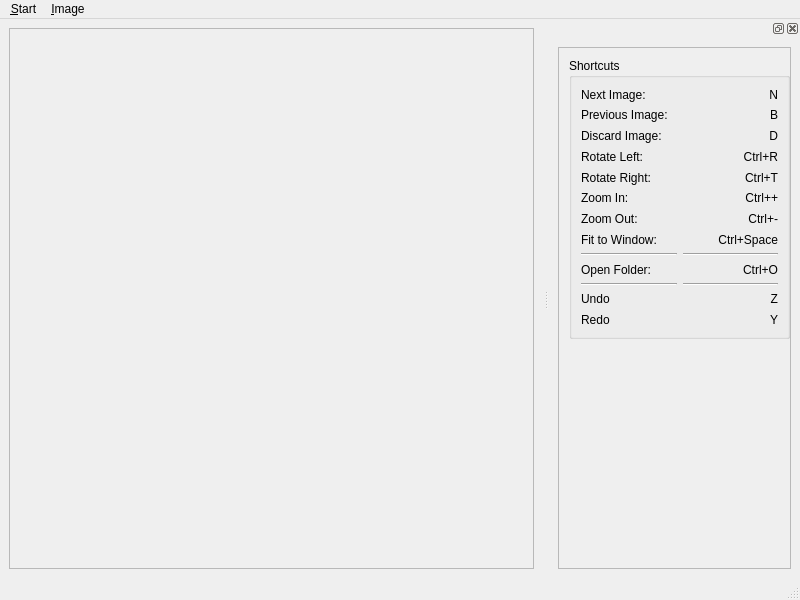
Before: the Qt Designer form qt/mainWindow.ui in nanomoomug/photoChooser, drawn with Qt 5.
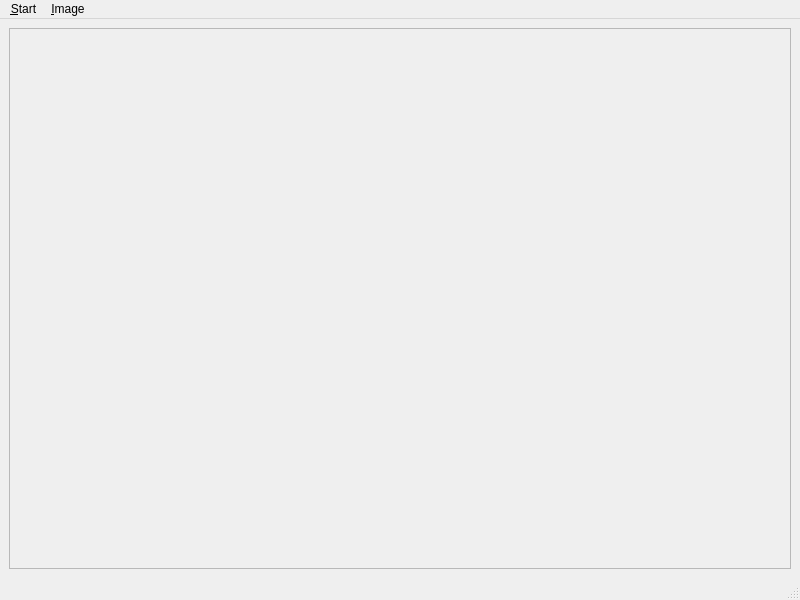
After: the same form once the commit is applied.

Commit message: Removed dockWidget. Too ugly.

The edit to the form file:
```diff
--- a/qt/mainWindow.ui
+++ b/qt/mainWindow.ui
@@ -25,7 +25,7 @@
         <rect>
          <x>0</x>
          <y>0</y>
-         <width>515</width>
+         <width>780</width>
          <height>533</height>
         </rect>
        </property>
@@ -92,295 +92,6 @@
    <addaction name="menuImage"/>
   </widget>
   <widget class="QStatusBar" name="statusbar"/>
-  <widget class="QDockWidget" name="dockWidget">
-   <property name="sizePolicy">
-    <sizepolicy hsizetype="Preferred" vsizetype="Preferred">
-     <horstretch>0</horstretch>
-     <verstretch>0</verstretch>
-    </sizepolicy>
-   </property>
-   <property name="minimumSize">
-    <size>
-     <width>251</width>
-     <height>121</height>
-    </size>
-   </property>
-   <property name="floating">
-    <bool>false</bool>
-   </property>
-   <property name="allowedAreas">
-    <set>Qt::NoDockWidgetArea</set>
-   </property>
-   <attribute name="dockWidgetArea">
-    <number>2</number>
-   </attribute>
-   <widget class="QWidget" name="dockWidgetContents">
-    <layout class="QHBoxLayout" name="horizontalLayout">
-     <item>
-      <widget class="QScrollArea" name="scrollArea_dock">
-       <property name="sizePolicy">
-        <sizepolicy hsizetype="Preferred" vsizetype="Expanding">
-         <horstretch>0</horstretch>
-         <verstretch>0</verstretch>
-        </sizepolicy>
-       </property>
-       <property name="lineWidth">
-        <number>0</number>
-       </property>
-       <property name="widgetResizable">
-        <bool>true</bool>
-       </property>
-       <widget class="QWidget" name="scrollAreaWidgetContents_2">
-        <property name="geometry">
-         <rect>
-          <x>0</x>
-          <y>0</y>
-          <width>239</width>
-          <height>508</height>
-         </rect>
-        </property>
-        <widget class="QGroupBox" name="groupBox">
-         <property name="geometry">
-          <rect>
-           <x>10</x>
-           <y>10</y>
-           <width>221</width>
-           <height>281</height>
-          </rect>
-         </property>
-         <property name="maximumSize">
-          <size>
-           <width>16777215</width>
-           <height>16777215</height>
-          </size>
-         </property>
-         <property name="title">
-          <string>Shortcuts</string>
-         </property>
-         <layout class="QGridLayout" name="gridLayout">
-          <item row="0" column="0">
-           <widget class="QLabel" name="label">
-            <property name="text">
-             <string>Next Image:</string>
-            </property>
-           </widget>
-          </item>
-          <item row="0" column="1">
-           <widget class="QLabel" name="nextImage">
-            <property name="text">
-             <string>N</string>
-            </property>
-            <property name="alignment">
-             <set>Qt::AlignRight|Qt::AlignTrailing|Qt::AlignVCenter</set>
-            </property>
-           </widget>
-          </item>
-          <item row="1" column="0">
-           <widget class="QLabel" name="label_3">
-            <property name="text">
-             <string>Previous Image:</string>
-            </property>
-           </widget>
-          </item>
-          <item row="1" column="1">
-           <widget class="QLabel" name="previousImage">
-            <property name="text">
-             <string>B</string>
-            </property>
-            <property name="alignment">
-             <set>Qt::AlignRight|Qt::AlignTrailing|Qt::AlignVCenter</set>
-            </property>
-           </widget>
-          </item>
-          <item row="2" column="0">
-           <widget class="QLabel" name="label_5">
-            <property name="text">
-             <string>Discard Image:</string>
-            </property>
-           </widget>
-          </item>
-          <item row="2" column="1">
-           <widget class="QLabel" name="discardImage">
-            <property name="text">
-             <string>D</string>
-            </property>
-            <property name="alignment">
-             <set>Qt::AlignRight|Qt::AlignTrailing|Qt::AlignVCenter</set>
-            </property>
-           </widget>
-          </item>
-          <item row="3" column="0">
-           <widget class="QLabel" name="label_7">
-            <property name="text">
-             <string>Rotate Left:</string>
-            </property>
-           </widget>
-          </item>
-          <item row="3" column="1">
-           <widget class="QLabel" name="rotateLeft">
-            <property name="text">
-             <string>Ctrl+R</string>
-            </property>
-            <property name="alignment">
-             <set>Qt::AlignRight|Qt::AlignTrailing|Qt::AlignVCenter</set>
-            </property>
-           </widget>
-          </item>
-          <item row="4" column="0">
-           <widget class="QLabel" name="label_9">
-            <property name="text">
-             <string>Rotate Right:</string>
-            </property>
-           </widget>
-          </item>
-          <item row="4" column="1">
-           <widget class="QLabel" name="rotateRight">
-            <property name="text">
-             <string>Ctrl+T</string>
-            </property>
-            <property name="alignment">
-             <set>Qt::AlignRight|Qt::AlignTrailing|Qt::AlignVCenter</set>
-            </property>
-           </widget>
-          </item>
-          <item row="5" column="0">
-           <widget class="QLabel" name="label_11">
-            <property name="text">
-             <string>Zoom In:</string>
-            </property>
-           </widget>
-          </item>
-          <item row="5" column="1">
-           <widget class="QLabel" name="zoomIn">
-            <property name="text">
-             <string>Ctrl++</string>
-            </property>
-            <property name="alignment">
-             <set>Qt::AlignRight|Qt::AlignTrailing|Qt::AlignVCenter</set>
-            </property>
-           </widget>
-          </item>
-          <item row="6" column="0">
-           <widget class="QLabel" name="label_13">
-            <property name="text">
-             <string>Zoom Out:</string>
-            </property>
-           </widget>
-          </item>
-          <item row="6" column="1">
-           <widget class="QLabel" name="zoomOut">
-            <property name="text">
-             <string>Ctrl+-</string>
-            </property>
-            <property name="alignment">
-             <set>Qt::AlignRight|Qt::AlignTrailing|Qt::AlignVCenter</set>
-            </property>
-           </widget>
-          </item>
-          <item row="7" column="0">
-           <widget class="QLabel" name="label_15">
-            <property name="text">
-             <string>Fit to Window:</string>
-            </property>
-           </widget>
-          </item>
-          <item row="7" column="1">
-           <widget class="QLabel" name="fitToWindow">
-            <property name="text">
-             <string>Ctrl+Space</string>
-            </property>
-            <property name="alignment">
-             <set>Qt::AlignRight|Qt::AlignTrailing|Qt::AlignVCenter</set>
-            </property>
-           </widget>
-          </item>
-          <item row="10" column="0">
-           <widget class="QLabel" name="label_17">
-            <property name="text">
-             <string>Open Folder:</string>
-            </property>
-           </widget>
-          </item>
-          <item row="10" column="1">
-           <widget class="QLabel" name="openFolder">
-            <property name="text">
-             <string>Ctrl+O</string>
-            </property>
-            <property name="alignment">
-             <set>Qt::AlignRight|Qt::AlignTrailing|Qt::AlignVCenter</set>
-            </property>
-           </widget>
-          </item>
-          <item row="9" column="0">
-           <widget class="Line" name="line">
-            <property name="orientation">
-             <enum>Qt::Horizontal</enum>
-            </property>
-           </widget>
-          </item>
-          <item row="9" column="1">
-           <widget class="Line" name="line_2">
-            <property name="orientation">
-             <enum>Qt::Horizontal</enum>
-            </property>
-           </widget>
-          </item>
-          <item row="11" column="0">
-           <widget class="Line" name="line_3">
-            <property name="orientation">
-             <enum>Qt::Horizontal</enum>
-            </property>
-           </widget>
-          </item>
-          <item row="11" column="1">
-           <widget class="Line" name="line_4">
-            <property name="orientation">
-             <enum>Qt::Horizontal</enum>
-            </property>
-           </widget>
-          </item>
-          <item row="12" column="0">
-           <widget class="QLabel" name="label_19">
-            <property name="text">
-             <string>Undo</string>
-            </property>
-           </widget>
-          </item>
-          <item row="12" column="1">
-           <widget class="QLabel" name="undo">
-            <property name="text">
-             <string>Z</string>
-            </property>
-            <property name="alignment">
-             <set>Qt::AlignRight|Qt::AlignTrailing|Qt::AlignVCenter</set>
-            </property>
-           </widget>
-          </item>
-          <item row="13" column="0">
-           <widget class="QLabel" name="label_21">
-            <property name="text">
-             <string>Redo</string>
-            </property>
-           </widget>
-          </item>
-          <item row="13" column="1">
-           <widget class="QLabel" name="redo">
-            <property name="text">
-             <string>Y</string>
-            </property>
-            <property name="alignment">
-             <set>Qt::AlignRight|Qt::AlignTrailing|Qt::AlignVCenter</set>
-            </property>
-           </widget>
-          </item>
-         </layout>
-        </widget>
-       </widget>
-      </widget>
-     </item>
-    </layout>
-   </widget>
-  </widget>
   <action name="actionChoose">
    <property name="text">
     <string>&amp;Choose from Directory</string>
```
